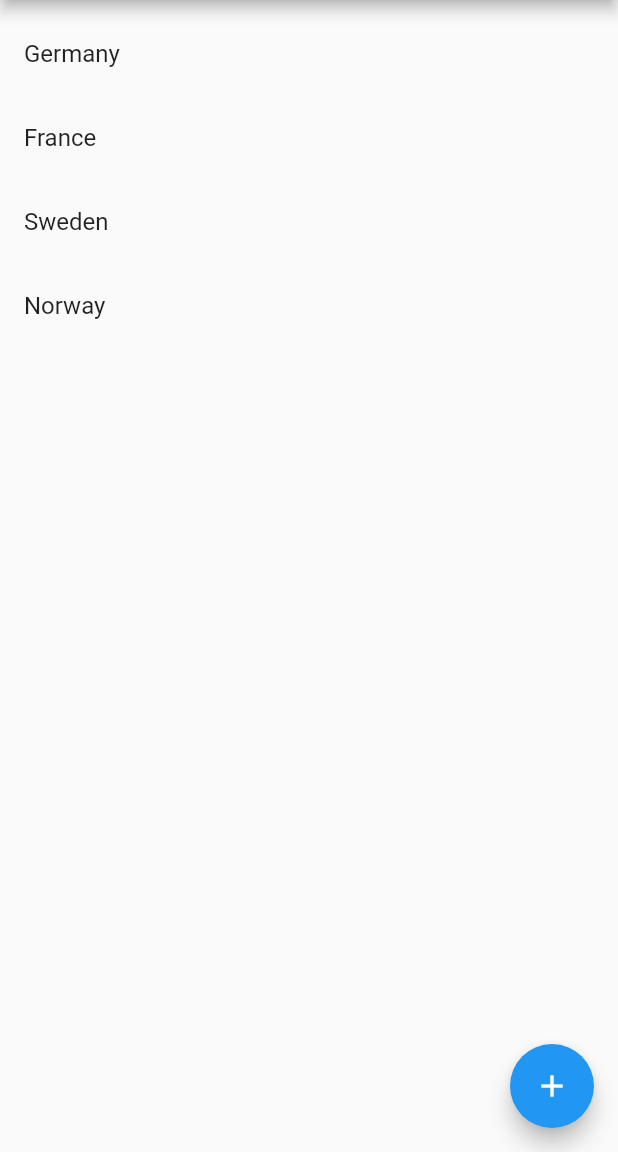
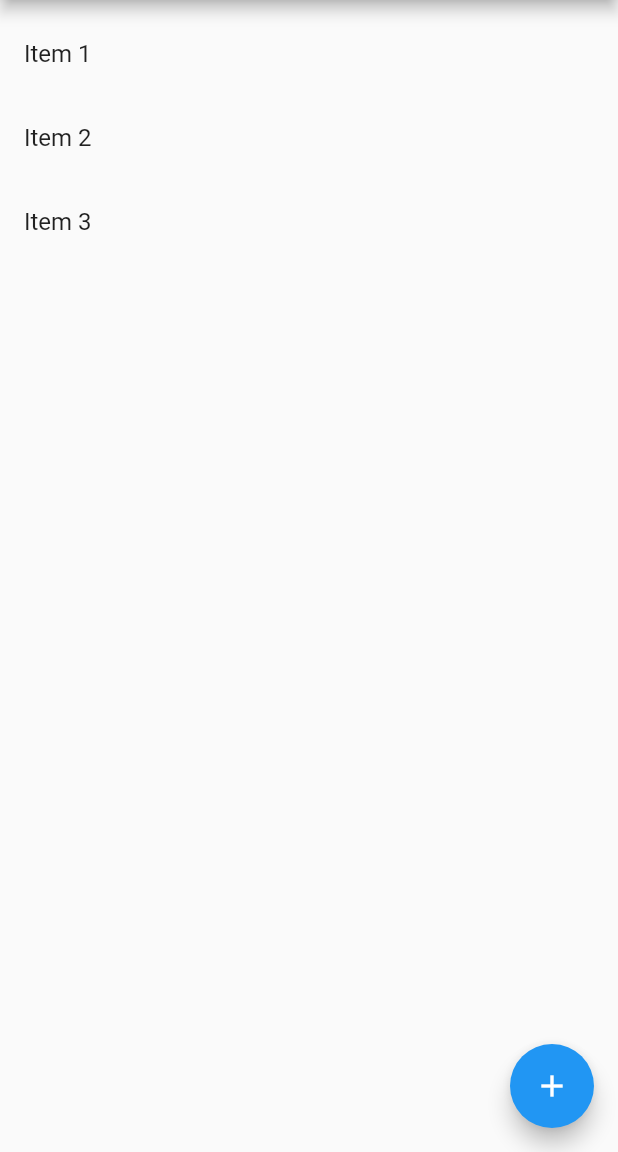
Before and after one commit to imssurya/flutter-state-management, a Flutter app: the Page screen opened directly, on a phone screen of 412 x 824 dp, the part 84-1236 px from its top. Run offline on Flutter 3.47's test engine with Material 2 defaults, Android fonts, the phone set to English and light mode, and no system bars; our stand-ins replace flutter_redux, redux, rxdart.

Commit message:
initial list items renamed

```diff
--- a/lib/_bloc/_bloc.dart
+++ b/lib/_bloc/_bloc.dart
@@ -3,7 +3,7 @@ import 'dart:async';
 import 'package:rxdart/subjects.dart';
 
 class ItemsBloc {
-  final List<String> _items = ['Germany', 'France', 'Sweden', 'Norway'];
+  final List<String> _items = ['Item 1', 'Item 2', 'Item 3'];
 
   BehaviorSubject<List<String>> _itemsStreamController;
   StreamController<String> _addItemController;
--- a/lib/_redux/_state_model.dart
+++ b/lib/_redux/_state_model.dart
@@ -3,5 +3,5 @@ class AppState {
 
   AppState({this.items});
 
-  AppState.initialState() : items = ['Germany', 'France', 'Sweden', 'Norway']; //Dart Named Constructor
+  AppState.initialState() : items = ['Item 1', 'Item 2', 'Item 3']; //Dart Named Constructor
 }
--- a/lib/_scoped_model/_model.dart
+++ b/lib/_scoped_model/_model.dart
@@ -1,7 +1,7 @@
 import 'package:scoped_model/scoped_model.dart';
 
 class AppModel extends Model {
-  List<String> _items = ['Germany', 'France', 'Sweden', 'Norway'];
+  List<String> _items = ['Item 1', 'Item 2', 'Item 3'];
 
   List<String> get items => _items;
 
--- a/lib/_stateful_widget/app.dart
+++ b/lib/_stateful_widget/app.dart
@@ -23,7 +23,7 @@ class Page extends StatefulWidget {
 }
 
 class _PageState extends State<Page> {
-  List<String> items = ['Germany', 'France', 'Sweden', 'Norway'];
+  List<String> items = ['Item 1', 'Item 2', 'Item 3'];
 
   @override
   Widget build(BuildContext context) {
```
